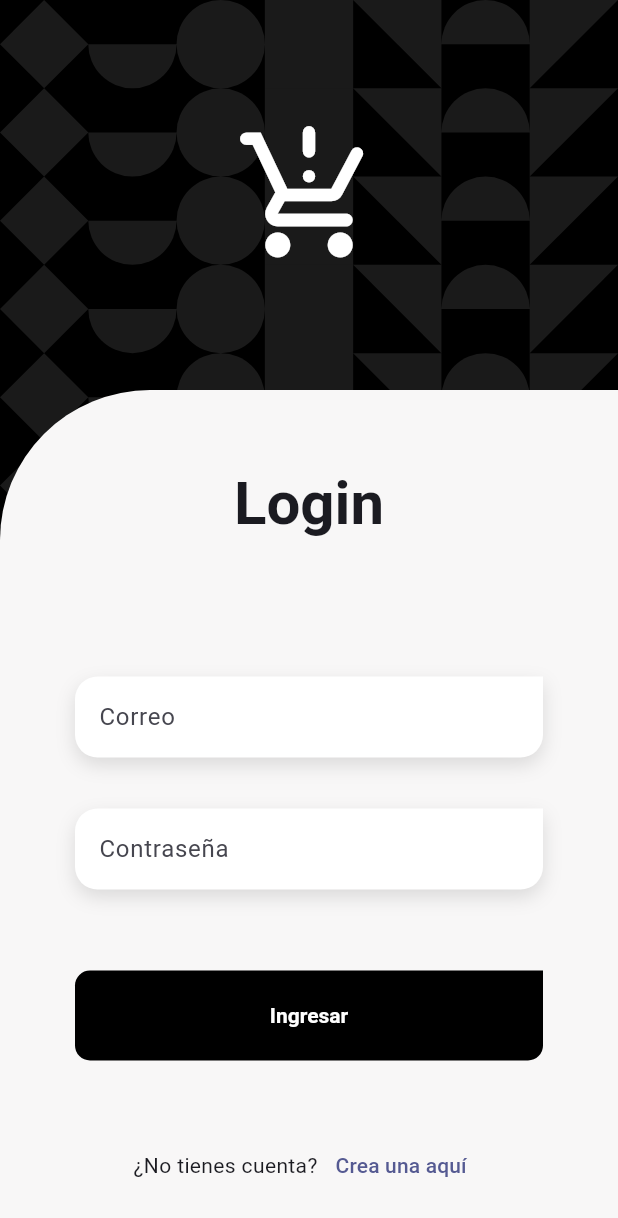
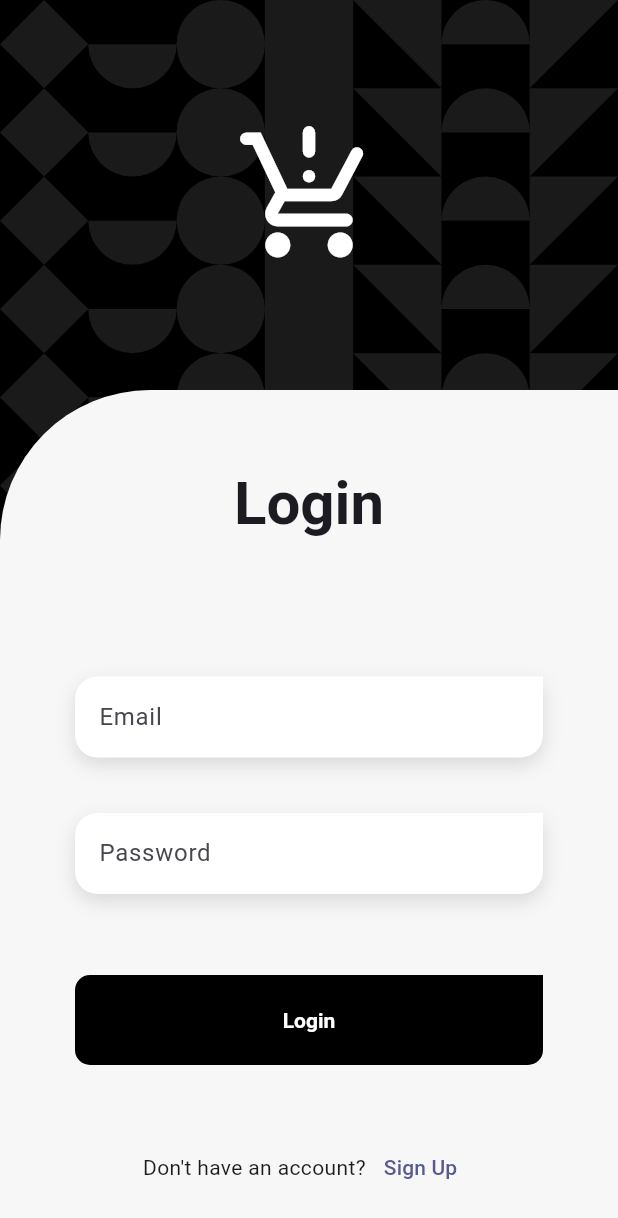
Before and after one commit to ejbpz/teslo-shop-flutter-app, a Flutter app: the screen it shows after launch, on a phone screen of 412 x 824 dp. Shown: the top 1218 px of the screen. Run offline on Flutter 3.47's test engine with Material 3 defaults, Android fonts, the phone set to English and light mode, and no system bars; our stand-ins replace flutter_riverpod, formz, go_router, google_fonts; project files that could hold a hidden picture were left out.

Commit message:
Change language.

```diff
--- a/lib/config/config.dart
+++ b/lib/config/config.dart
@@ -1,3 +1,3 @@
-
-
+export 'constants/environment.dart';
+export 'router/app_router.dart';
 export 'theme/app_theme.dart';
--- a/lib/config/router/app_router.dart
+++ b/lib/config/router/app_router.dart
@@ -5,8 +5,6 @@ import 'package:teslo_shop/features/products/products.dart';
 final appRouter = GoRouter(
   initialLocation: '/login',
   routes: [
-
-    ///* Auth Routes
     GoRoute(
       path: '/login',
       builder: (context, state) => const LoginScreen(),
@@ -15,8 +13,6 @@ final appRouter = GoRouter(
       path: '/register',
       builder: (context, state) => const RegisterScreen(),
     ),
-
-    ///* Product Routes
     GoRoute(
       path: '/',
       builder: (context, state) => const ProductsScreen(),
--- a/lib/config/theme/app_theme.dart
+++ b/lib/config/theme/app_theme.dart
@@ -29,7 +29,7 @@ class AppTheme {
     ///* Buttons
     filledButtonTheme: FilledButtonThemeData(
       style: ButtonStyle(
-        textStyle: MaterialStatePropertyAll(
+        textStyle: WidgetStatePropertyAll(
           GoogleFonts.montserratAlternates()
             .copyWith(fontWeight: FontWeight.w700)
           )
--- a/lib/features/auth/presentation/providers/login_form_provider.dart
+++ b/lib/features/auth/presentation/providers/login_form_provider.dart
@@ -27,9 +27,7 @@ class LoginFormNotifier extends StateNotifier<LoginFormState> {
 
   onFormSubmit() {
     _touchEveryField();
-
     if(!state.isValid) return;
-
     print(state);
   }
 
--- a/lib/features/auth/presentation/screens/login_screen.dart
+++ b/lib/features/auth/presentation/screens/login_screen.dart
@@ -33,7 +33,7 @@ class LoginScreen extends StatelessWidget {
                 const SizedBox( height: 80 ),
 
                 Container(
-                  height: size.height - 260, // 80 los dos sizebox y 100 el ícono
+                  height: size.height - 260,
                   width: double.infinity,
                   decoration: BoxDecoration(
                     color: scaffoldBackgroundColor,
@@ -73,31 +73,31 @@ class _LoginForm extends ConsumerWidget {
           const SizedBox( height: 90 ),
 
           CustomTextFormField(
-            label: 'Correo',
+            label: 'Email',
             keyboardType: TextInputType.emailAddress,
             onChanged: ref.read(loginFormProvider.notifier).onEmailChange,
           ),
 
           const SizedBox( height: 3 ),
-          CustomErrorField(loginForm: loginForm, type: 'Email'),
-          const SizedBox( height: 10 ),
+          CustomErrorField(loginForm: loginForm, errorMessage: loginForm.email.errorMessage),
+          const SizedBox( height: 13 ),
 
 
           CustomTextFormField(
-            label: 'Contraseña',
+            label: 'Password',
             obscureText: true,
             onChanged: ref.read(loginFormProvider.notifier).onPasswordChange,
           ),
 
           const SizedBox( height: 3 ),
-          CustomErrorField(loginForm: loginForm, type: 'Password'),
+          CustomErrorField(loginForm: loginForm, errorMessage: loginForm.password.errorMessage),
           const SizedBox( height: 30 ),
 
           SizedBox(
             width: double.infinity,
             height: 60,
             child: CustomFilledButton(
-              text: 'Ingresar',
+              text: 'Login',
               buttonColor: Colors.black,
               onPressed: (){
                 ref.read(loginFormProvider.notifier).onFormSubmit();
@@ -110,10 +110,10 @@ class _LoginForm extends ConsumerWidget {
           Row(
             mainAxisAlignment: MainAxisAlignment.center,
             children: [
-              const Text('¿No tienes cuenta?'),
+              const Text("Don't have an account?"),
               TextButton(
                 onPressed: ()=> context.push('/register'),
-                child: const Text('Crea una aquí')
+                child: const Text('Sign Up')
               )
             ],
           ),
--- a/lib/features/auth/presentation/screens/register_screen.dart
+++ b/lib/features/auth/presentation/screens/register_screen.dart
@@ -32,10 +32,10 @@ class RegisterScreen extends StatelessWidget {
                         if ( !context.canPop() ) return;
                         context.pop();
                       },
-                      icon: const Icon( Icons.arrow_back_rounded, size: 40, color: Colors.white )
+                      icon: const Icon( Icons.navigate_before, size: 40, color: Colors.white )
                     ),
                     const Spacer(flex: 1),
-                    Text('Crear cuenta', style: textStyles.titleLarge?.copyWith(color: Colors.white )),
+                    Text('Sign Up', style: textStyles.titleLarge?.copyWith(color: Colors.white )),
                     const Spacer(flex: 2),
                   ],
                 ),
@@ -43,7 +43,7 @@ class RegisterScreen extends StatelessWidget {
                 const SizedBox( height: 50 ),
 
                 Container(
-                  height: size.height - 260, // 80 los dos sizebox y 100 el ícono
+                  height: size.height - 260,
                   width: double.infinity,
                   decoration: BoxDecoration(
                     color: scaffoldBackgroundColor,
@@ -73,30 +73,30 @@ class _RegisterForm extends StatelessWidget {
       child: Column(
         children: [
           const SizedBox( height: 50 ),
-          Text('Nueva cuenta', style: textStyles.titleMedium ),
+          Text('New account', style: textStyles.titleMedium ),
           const SizedBox( height: 50 ),
 
           const CustomTextFormField(
-            label: 'Nombre completo',
+            label: 'Full name',
             keyboardType: TextInputType.emailAddress,
           ),
           const SizedBox( height: 30 ),
 
           const CustomTextFormField(
-            label: 'Correo',
+            label: 'Email',
             keyboardType: TextInputType.emailAddress,
           ),
           const SizedBox( height: 30 ),
 
           const CustomTextFormField(
-            label: 'Contraseña',
+            label: 'Password',
             obscureText: true,
           ),
 
           const SizedBox( height: 30 ),
 
           const CustomTextFormField(
-            label: 'Repita la contraseña',
+            label: 'Confirm password',
             obscureText: true,
           ),
 
@@ -106,7 +106,7 @@ class _RegisterForm extends StatelessWidget {
             width: double.infinity,
             height: 60,
             child: CustomFilledButton(
-              text: 'Crear',
+              text: 'Sign Up',
               buttonColor: Colors.black,
               onPressed: (){
 
@@ -119,7 +119,7 @@ class _RegisterForm extends StatelessWidget {
           Row(
             mainAxisAlignment: MainAxisAlignment.center,
             children: [
-              const Text('¿Ya tienes cuenta?'),
+              const Text('Already have an account?'),
               TextButton(
                 onPressed: (){
                   if ( context.canPop()){
@@ -128,7 +128,7 @@ class _RegisterForm extends StatelessWidget {
                   context.go('/login');
 
                 },
-                child: const Text('Ingresa aquí')
+                child: const Text('Login')
               )
             ],
           ),
--- a/lib/features/shared/infrastructure/inputs/email.dart
+++ b/lib/features/shared/infrastructure/inputs/email.dart
@@ -1,33 +1,25 @@
 import 'package:formz/formz.dart';
 
-// Define input validation errors
 enum EmailError { empty, format }
-
-// Extend FormzInput and provide the input type and error type.
 class Email extends FormzInput<String, EmailError> {
 
   static final RegExp emailRegExp = RegExp(
     r'^[\w-\.]+@([\w-]+\.)+[\w-]{2,4}$',
   );
 
-  // Call super.pure to represent an unmodified form input.
   const Email.pure() : super.pure('');
 
-  // Call super.dirty to represent a modified form input.
   const Email.dirty( String value ) : super.dirty(value);
-
-
 
   String? get errorMessage {
     if ( isValid || isPure ) return null;
 
-    if ( displayError == EmailError.empty ) return 'El campo es requerido';
-    if ( displayError == EmailError.format ) return 'No tiene formato de correo electrónico';
+    if ( displayError == EmailError.empty ) return 'This field is required.';
+    if ( displayError == EmailError.format ) return 'Doesn\'t match an email.';
 
     return null;
   }
 
-  // Override validator to handle validating a given input value.
   @override
   EmailError? validator(String value) {
 
--- a/lib/features/shared/infrastructure/inputs/password.dart
+++ b/lib/features/shared/infrastructure/inputs/password.dart
@@ -1,35 +1,27 @@
 import 'package:formz/formz.dart';
 
-// Define input validation errors
 enum PasswordError { empty, length, format }
 
-// Extend FormzInput and provide the input type and error type.
 class Password extends FormzInput<String, PasswordError> {
-
-
   static final RegExp passwordRegExp = RegExp(
     r'(?:(?=.*\d)|(?=.*\W+))(?![.\n])(?=.*[A-Z])(?=.*[a-z]).*$',
   );
 
-  // Call super.pure to represent an unmodified form input.
   const Password.pure() : super.pure('');
 
-  // Call super.dirty to represent a modified form input.
   const Password.dirty( String value ) : super.dirty(value);
 
 
   String? get errorMessage {
     if ( isValid || isPure ) return null;
 
-    if ( displayError == PasswordError.empty ) return 'El campo es requerido';
-    if ( displayError == PasswordError.length ) return 'Mínimo 6 caracteres';
-    if ( displayError == PasswordError.format ) return 'Debe de tener Mayúscula, letras y un número';
+    if ( displayError == PasswordError.empty ) return 'This field is required.';
+    if ( displayError == PasswordError.length ) return 'Minimum of 6 characters.';
+    if ( displayError == PasswordError.format ) return 'It needs to have capital letters and numbers.';
 
     return null;
   }
 
-
-  // Override validator to handle validating a given input value.
   @override
   PasswordError? validator(String value) {
 
--- a/lib/features/shared/widgets/custom_error_field.dart
+++ b/lib/features/shared/widgets/custom_error_field.dart
@@ -3,33 +3,21 @@ import 'package:teslo_shop/features/auth/presentation/providers/login_form_provi
 
 class CustomErrorField extends StatelessWidget {
   final LoginFormState loginForm;
-  final String type;
+  final String? errorMessage;
 
   const CustomErrorField({
     super.key,
     required this.loginForm,
-    required this.type
+    required this.errorMessage
   });
 
   @override
   Widget build(BuildContext context) {
-    final String errorMessage;
-
-    if(type == 'Email') {
-      errorMessage = loginForm.email.errorMessage ?? '';
-    }
-    else if(type == 'Password') {
-      errorMessage = loginForm.password.errorMessage ?? '';
-    }
-    else {
-      errorMessage = '';
-    }
-
     return Padding(
       padding: const EdgeInsets.only(left: 8.0),
       child: Text(
         loginForm.isFormPosted && !loginForm.isValid
-        ? errorMessage
+        ? errorMessage ?? ''
         : '',
 
         style: TextStyle(color: Colors.red.shade800),
--- a/lib/features/shared/widgets/geometrical_background.dart
+++ b/lib/features/shared/widgets/geometrical_background.dart
@@ -10,8 +10,7 @@ class GeometricalBackground extends StatelessWidget {
   Widget build(BuildContext context) {
     final size = MediaQuery.of(context).size;
     final backgroundColor = Theme.of(context).scaffoldBackgroundColor;
-    final borderSize = size.width / 7; // Este es el tamaño para colocar 7 elementos
-
+    final borderSize = size.width / 7;
 
     final shapeWidgets = [
       _Circle(borderSize),
@@ -23,14 +22,11 @@ class GeometricalBackground extends StatelessWidget {
       _SemiCircleInverted(borderSize),
     ];
 
-
     return SizedBox.expand(
       child: Stack(
         children: [
-
           Positioned(child: Container(color: backgroundColor)),
 
-          // Background with shapes
           Container(
             height: size.height * 0.7,
             decoration: const BoxDecoration(
@@ -48,20 +44,12 @@ class GeometricalBackground extends StatelessWidget {
               ],
             )
           ),
-
-
-
-          // Child widget
           child,
         ],
       ),
     );
   }
 }
-
-/// El objetivo de este widget es crear una final de figuras geometricas
-/// Es Stateful porque quiero mantener el estado del mismo
-/// El initState rompe la referencia para que lo pueda usar en varios lugares
 class ShapeRow extends StatefulWidget {
   const ShapeRow({
     super.key,
--- a/lib/main.dart
+++ b/lib/main.dart
@@ -1,9 +1,10 @@
 import 'package:flutter/material.dart';
 import 'package:flutter_riverpod/flutter_riverpod.dart';
 import 'package:teslo_shop/config/config.dart';
-import 'package:teslo_shop/config/router/app_router.dart';
 
-void main() {
+Future<void> main() async {
+  await Environment.initEnvironment();
+
   runApp(
     const ProviderScope(
       child: MainApp(),
@@ -16,6 +17,9 @@ class MainApp extends StatelessWidget {
 
   @override
   Widget build(BuildContext context) {
+
+    print(Environment.apiUrl);
+
     return MaterialApp.router(
       routerConfig: appRouter,
       theme: AppTheme().getTheme(),
--- a/pubspec.yaml
+++ b/pubspec.yaml
@@ -10,6 +10,7 @@ dependencies:
   dio: ^5.0.2
   flutter:
     sdk: flutter
+  flutter_dotenv: ^5.2.1
   flutter_riverpod: ^2.6.1
   formz: ^0.8.0
   go_router: ^6.2.0
@@ -24,6 +25,7 @@ flutter:
   uses-material-design: true
 
   assets:
+    - .env
     - assets/loaders/
     - assets/images/
     - google_fonts/montserrat_alternates/
```
Also changed, not shown: lib/features/products/presentation/screens/products_screen.dart (+4 -4 lines), lib/features/shared/widgets/side_menu.dart (+17 -12 lines), pubspec.lock, 2 other files.
